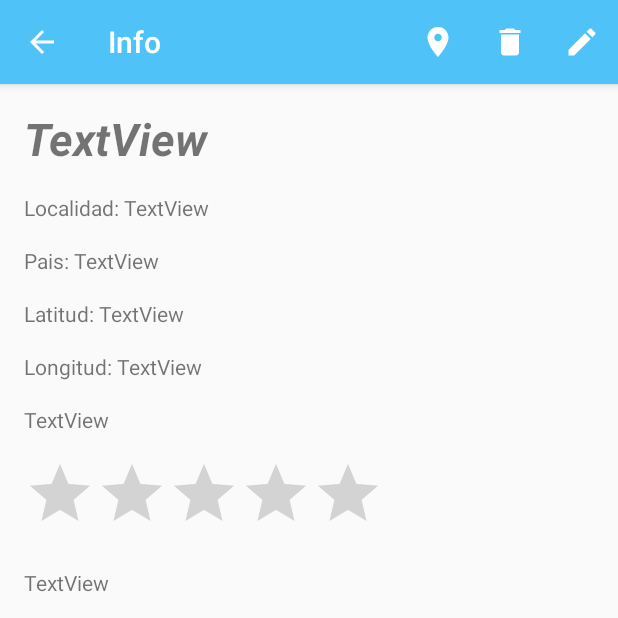
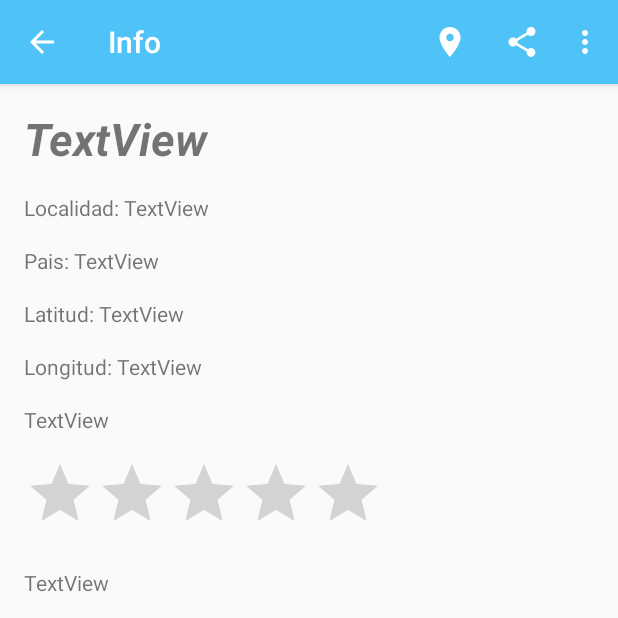
Before and after one commit to ByFalcon/GeolocalizacionFinal, an Android app: the Detail screen opened directly, with no data from a screen before it, on a phone screen of 412 x 824 dp, the top half of it. Run offline under Robolectric (Android 15) with nearby library versions, the phone set to English and light mode, and no system bars; our stand-ins replace Firebase (no records; nobody signed in at launch, a user with empty details on screens opened directly); 8 statements that could not run were skipped.

Commit message:
Compartir implementado

```diff
--- a/app/src/main/java/com/example/danie/geolocalizacionfinal/IniciarSesion.java
+++ b/app/src/main/java/com/example/danie/geolocalizacionfinal/IniciarSesion.java
@@ -83,6 +83,7 @@ public class IniciarSesion extends AppCompatActivity {
             public void onClick(View v) {
                 Intent i = new Intent(getApplicationContext(), Registrarse.class);
                 startActivity(i);
+                finish();
             }
         });
 
--- a/app/src/main/res/drawable/campos_de_texto_redondeados.xml
+++ b/app/src/main/res/drawable/campos_de_texto_redondeados.xml
@@ -1,4 +1,7 @@
 <?xml version="1.0" encoding="utf-8"?>
 <shape xmlns:android="http://schemas.android.com/apk/res/android" >
     <solid android:color="#ffffff" />
-    <corners android:radius="5dp" /> </shape>
+    <corners android:radius="5dp" />
+    <padding android:left="5dp"
+        android:right="5dp"/>
+</shape>
--- /dev/null
+++ b/app/src/main/res/drawable/ic_share_white_24dp.xml
@@ -0,0 +1,5 @@
+<vector android:height="24dp" android:tint="#FFFFFF"
+    android:viewportHeight="24.0" android:viewportWidth="24.0"
+    android:width="24dp" xmlns:android="http://schemas.android.com/apk/res/android">
+    <path android:fillColor="#FF000000" android:pathData="M18,16.08c-0.76,0 -1.44,0.3 -1.96,0.77L8.91,12.7c0.05,-0.23 0.09,-0.46 0.09,-0.7s-0.04,-0.47 -0.09,-0.7l7.05,-4.11c0.54,0.5 1.25,0.81 2.04,0.81 1.66,0 3,-1.34 3,-3s-1.34,-3 -3,-3 -3,1.34 -3,3c0,0.24 0.04,0.47 0.09,0.7L8.04,9.81C7.5,9.31 6.79,9 6,9c-1.66,0 -3,1.34 -3,3s1.34,3 3,3c0.79,0 1.5,-0.31 2.04,-0.81l7.12,4.16c-0.05,0.21 -0.08,0.43 -0.08,0.65 0,1.61 1.31,2.92 2.92,2.92 1.61,0 2.92,-1.31 2.92,-2.92s-1.31,-2.92 -2.92,-2.92z"/>
+</vector>
--- a/app/src/main/res/menu/menu_detail.xml
+++ b/app/src/main/res/menu/menu_detail.xml
@@ -6,15 +6,20 @@
         android:id="@+id/buscar_maps"
         android:icon="@drawable/ic_place_white_24dp"
         android:title="Buscar en Google Maps"
-        app:showAsAction="ifRoom" />
+        app:showAsAction="always" />
+    <item
+        android:id="@+id/compartir_lugar"
+        android:icon="@drawable/ic_share_white_24dp"
+        android:title="Compartir"
+        app:showAsAction="always" />
     <item
         android:id="@+id/eliminar_lugar"
         android:icon="@drawable/ic_delete_white_24dp"
         android:title="Eliminar"
-        app:showAsAction="always" />
+        app:showAsAction="ifRoom" />
     <item
         android:id="@+id/editar_lugar"
         android:icon="@drawable/ic_edit_white_24dp"
         android:title="Editar"
-        app:showAsAction="always"/>
+        app:showAsAction="ifRoom" />
 </menu>
```
Also changed, not shown: app/src/main/java/com/example/danie/geolocalizacionfinal/Detail.java (+19 -0 lines), app/src/main/java/com/example/danie/geolocalizacionfinal/ServicioGeocoder.java (+7 -3 lines).
